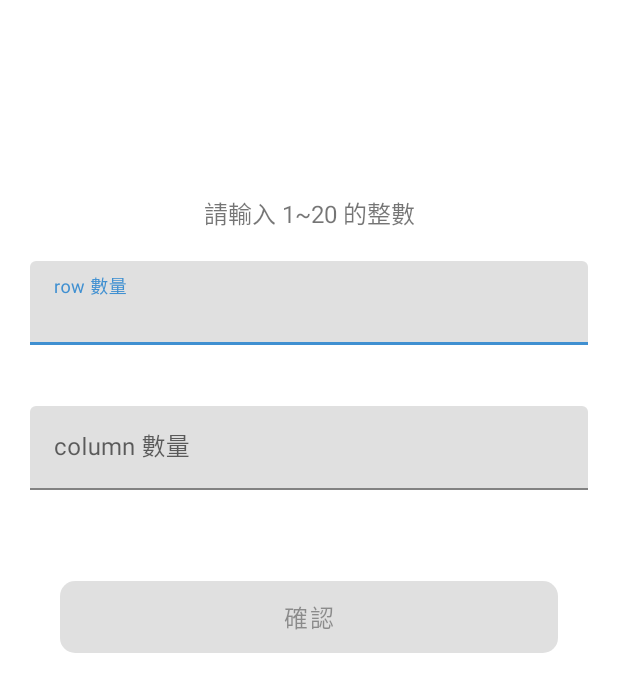
After one commit to JimiYeh/ax-homework-an, an Android app: the layout fragmnet_setting.xml on its own in the app's theme, with its tools: preview values and no code run, on a phone screen of 412 x 824 dp. The commit adds this screen. Shown: the top 692 px of the screen. Run offline under Robolectric (Android 15) with nearby library versions, the phone set to English and light mode, and no system bars.

Commit message:
畫面一初步完成

```diff
--- a/app/src/main/AndroidManifest.xml
+++ b/app/src/main/AndroidManifest.xml
@@ -3,6 +3,7 @@
     xmlns:tools="http://schemas.android.com/tools">
 
     <application
+        android:name=".BaseApplication"
         android:allowBackup="true"
         android:dataExtractionRules="@xml/data_extraction_rules"
         android:fullBackupContent="@xml/backup_rules"
@@ -16,6 +17,7 @@
             android:name=".ui.main.MainActivity"
             android:exported="true"
             android:label="@string/app_name"
+            android:screenOrientation="nosensor"
             android:theme="@style/Theme.Axhomeworkan">
             <intent-filter>
                 <action android:name="android.intent.action.MAIN" />
--- a/app/src/main/java/com/example/ax_homework_an/ui/main/MainActivity.kt
+++ b/app/src/main/java/com/example/ax_homework_an/ui/main/MainActivity.kt
@@ -2,6 +2,8 @@ package com.example.ax_homework_an.ui.main
 
 import android.os.Bundle
 import androidx.appcompat.app.AppCompatActivity
+import androidx.fragment.app.commit
+import com.example.ax_homework_an.R
 import com.example.ax_homework_an.databinding.ActivityMainBinding
 import com.example.ax_homework_an.ui.viewBinding
 
@@ -12,5 +14,9 @@ class MainActivity : AppCompatActivity() {
     override fun onCreate(savedInstanceState: Bundle?) {
         super.onCreate(savedInstanceState)
         setContentView(binding.root)
+
+        supportFragmentManager.commit {
+            add(R.id.container, SettingFragment())
+        }
     }
 }
--- a/app/src/main/res/layout/activity_main.xml
+++ b/app/src/main/res/layout/activity_main.xml
@@ -5,4 +5,9 @@
     android:layout_width="match_parent"
     android:layout_height="match_parent">
 
+    <FrameLayout
+        android:id="@+id/container"
+        android:layout_width="match_parent"
+        android:layout_height="match_parent" />
+
 </androidx.constraintlayout.widget.ConstraintLayout>
--- /dev/null
+++ b/app/src/main/res/layout/fragmnet_setting.xml
@@ -0,0 +1,76 @@
+<?xml version="1.0" encoding="utf-8"?>
+<androidx.constraintlayout.widget.ConstraintLayout xmlns:android="http://schemas.android.com/apk/res/android"
+    xmlns:app="http://schemas.android.com/apk/res-auto"
+    xmlns:tools="http://schemas.android.com/tools"
+    android:layout_width="match_parent"
+    android:layout_height="match_parent">
+
+    <androidx.constraintlayout.widget.ConstraintLayout
+        android:layout_width="match_parent"
+        android:layout_height="wrap_content"
+        android:paddingHorizontal="20dp"
+        app:layout_constraintBottom_toBottomOf="parent"
+        app:layout_constraintTop_toTopOf="parent"
+        app:layout_constraintVertical_bias="0.25">
+
+        <TextView
+            android:id="@+id/rangeHint"
+            android:layout_width="0dp"
+            android:layout_height="wrap_content"
+            android:gravity="center"
+            android:text="@string/range_hint"
+            android:textSize="16sp"
+            app:layout_constraintEnd_toEndOf="parent"
+            app:layout_constraintStart_toStartOf="parent"
+            app:layout_constraintTop_toTopOf="parent" />
+
+        <com.google.android.material.textfield.TextInputLayout
+            android:id="@+id/rowField"
+            android:layout_width="match_parent"
+            android:layout_height="wrap_content"
+            android:layout_marginTop="20dp"
+            android:hint="@string/row_count"
+            app:errorEnabled="true"
+            app:layout_constraintTop_toBottomOf="@id/rangeHint">
+
+            <com.google.android.material.textfield.TextInputEditText
+                android:id="@+id/rowEditText"
+                android:layout_width="match_parent"
+                android:layout_height="wrap_content"
+                android:inputType="numberSigned"
+                android:maxLength="2" />
+
+        </com.google.android.material.textfield.TextInputLayout>
+
+        <com.google.android.material.textfield.TextInputLayout
+            android:id="@+id/columnField"
+            android:layout_width="match_parent"
+            android:layout_height="wrap_content"
+            android:layout_marginTop="20dp"
+            android:hint="@string/column_count"
+            app:errorEnabled="true"
+            app:layout_constraintTop_toBottomOf="@id/rowField">
+
+            <com.google.android.material.textfield.TextInputEditText
+                android:id="@+id/columnEditText"
+                android:layout_width="match_parent"
+                android:layout_height="wrap_content"
+                android:inputType="number"
+                android:maxLength="2" />
+
+        </com.google.android.material.textfield.TextInputLayout>
+
+        <com.google.android.material.button.MaterialButton
+            android:id="@+id/confirmButton"
+            style="@style/ConfirmButton"
+            android:layout_width="match_parent"
+            android:layout_height="48dp"
+            android:layout_marginHorizontal="20dp"
+            android:layout_marginTop="40dp"
+            android:enabled="false"
+            android:text="@string/confirm"
+            app:layout_constraintTop_toBottomOf="@id/columnField" />
+
+    </androidx.constraintlayout.widget.ConstraintLayout>
+
+</androidx.constraintlayout.widget.ConstraintLayout>
--- a/app/src/main/res/values/colors.xml
+++ b/app/src/main/res/values/colors.xml
@@ -1,10 +1,8 @@
 <?xml version="1.0" encoding="utf-8"?>
 <resources>
-    <color name="purple_200">#FFBB86FC</color>
-    <color name="purple_500">#FF6200EE</color>
-    <color name="purple_700">#FF3700B3</color>
-    <color name="teal_200">#FF03DAC5</color>
-    <color name="teal_700">#FF018786</color>
     <color name="black">#FF000000</color>
     <color name="white">#FFFFFFFF</color>
+    <color name="colorPrimary">#4090d1</color>
+    <color name="colorPrimaryVariant">#4090d1</color>
+    <color name="colorTransparent">#00000000</color>
 </resources>
--- a/app/src/main/res/values/strings.xml
+++ b/app/src/main/res/values/strings.xml
@@ -1,3 +1,8 @@
 <resources>
     <string name="app_name">ax-homework-an</string>
+    <string name="range_hint">請輸入 1~20 的整數</string>
+    <string name="row_count">row 數量</string>
+    <string name="column_count">column 數量</string>
+    <string name="confirm">確認</string>
+    <string name="range_error">輸入錯誤</string>
 </resources>
--- a/app/src/main/res/values/themes.xml
+++ b/app/src/main/res/values/themes.xml
@@ -3,6 +3,25 @@
 
     <style name="Theme.Axhomeworkan" parent="Theme.MaterialComponents.Light.NoActionBar">
         <item name="android:windowLightStatusBar">true</item>
+        <item name="colorPrimary">@color/colorPrimary</item>
+        <item name="colorPrimaryVariant">@color/colorPrimaryVariant</item>
+        <item name="android:statusBarColor">@color/colorTransparent</item>
+    </style>
+
+    <style name="BaseButton">
+        <item name="android:insetTop">0dp</item>
+        <item name="android:insetBottom">0dp</item>
+        <item name="android:insetLeft">0dp</item>
+        <item name="android:insetRight">0dp</item>
+        <item name="android:padding">0dp</item>
+        <item name="strokeColor">@android:color/transparent</item>
+        <item name="iconGravity">textStart</item>
+    </style>
+
+    <style name="ConfirmButton" parent="BaseButton">
+        <item name="android:textSize">16dp</item>
+        <item name="cornerRadius">10dp</item>
+        <item name="iconTint">@null</item>
     </style>
 
 </resources>
```
Also changed, not shown: app/build.gradle (added, +70 -0 lines), app/src/main/java/com/example/ax_homework_an/BaseApplication.kt (added, +19 -0 lines), app/src/main/java/com/example/ax_homework_an/ui/di/module.kt (added, +7 -0 lines), app/src/main/java/com/example/ax_homework_an/ui/main/MainViewModel.kt (added, +9 -0 lines), app/src/main/java/com/example/ax_homework_an/ui/main/SettingFragment.kt (added, +85 -0 lines), 1 other file.
